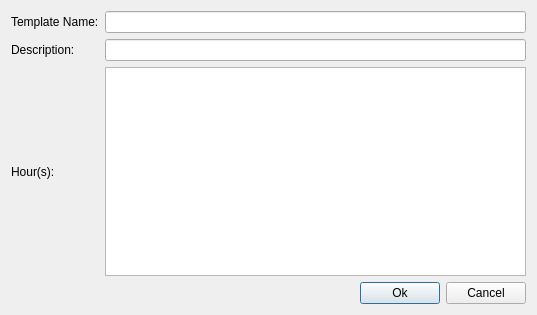
This is template_dialog.ui in pgathogo/auto-scheduler as Qt 5 draws it before an edit. The edited form follows.
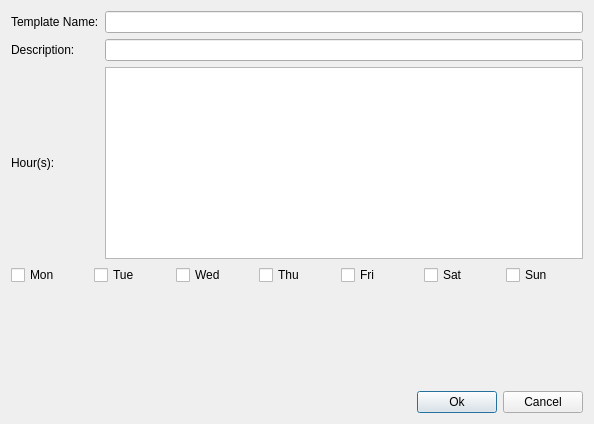
This is the edited form.

The edit to the form file:
```diff
--- a/template_dialog.ui
+++ b/template_dialog.ui
@@ -6,8 +6,8 @@
    <rect>
     <x>0</x>
     <y>0</y>
-    <width>537</width>
-    <height>315</height>
+    <width>594</width>
+    <height>424</height>
    </rect>
   </property>
   <property name="windowTitle">
@@ -55,6 +55,72 @@
      </item>
     </layout>
    </item>
+   <item>
+    <layout class="QHBoxLayout" name="horizontalLayout_2">
+     <item>
+      <widget class="QCheckBox" name="cbMon">
+       <property name="text">
+        <string>Mon</string>
+       </property>
+      </widget>
+     </item>
+     <item>
+      <widget class="QCheckBox" name="cbTue">
+       <property name="text">
+        <string>Tue</string>
+       </property>
+      </widget>
+     </item>
+     <item>
+      <widget class="QCheckBox" name="cbWed">
+       <property name="text">
+        <string>Wed</string>
+       </property>
+      </widget>
+     </item>
+     <item>
+      <widget class="QCheckBox" name="cbThu">
+       <property name="text">
+        <string>Thu</string>
+       </property>
+      </widget>
+     </item>
+     <item>
+      <widget class="QCheckBox" name="cbFri">
+       <property name="text">
+        <string>Fri</string>
+       </property>
+      </widget>
+     </item>
+     <item>
+      <widget class="QCheckBox" name="cbSat">
+       <property name="text">
+        <string>Sat</string>
+       </property>
+      </widget>
+     </item>
+     <item>
+      <widget class="QCheckBox" name="cbSun">
+       <property name="text">
+        <string>Sun</string>
+       </property>
+      </widget>
+     </item>
+    </layout>
+   </item>
+   <item>
+    <spacer name="verticalSpacer">
+     <property name="orientation">
+      <enum>Qt::Vertical</enum>
+     </property>
+     <property name="sizeHint" stdset="0">
+      <size>
+       <width>20</width>
+       <height>40</height>
+      </size>
+     </property>
+    </spacer>
+   </item>
    <item>
     <layout class="QHBoxLayout" name="horizontalLayout">
      <item>
```
